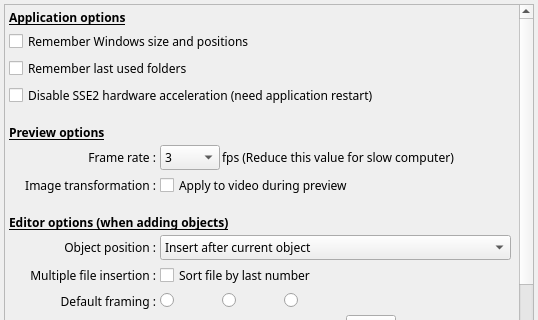
The window that DlgApplicationSettings.ui (boenki/ffdiaporama) describes before a commit, drawn with Qt 5; both pictures show x 0 to 538 and y 0 to 320 of the 538 by 500 pixel window.
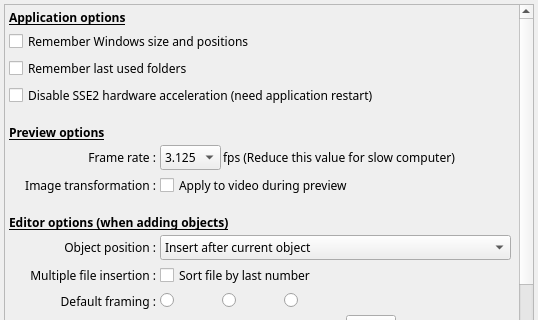
The same window after the commit. Icons and pictures are not drawn.

Patch:
```diff
--- a/DlgApplicationSettings.ui
+++ b/DlgApplicationSettings.ui
@@ -56,7 +56,7 @@
       <property name="geometry">
        <rect>
         <x>0</x>
-        <y>-65</y>
+        <y>0</y>
         <width>512</width>
         <height>733</height>
        </rect>
@@ -921,7 +921,7 @@
           <widget class="QComboBox" name="PreviewFrameRateCB">
            <item>
             <property name="text">
-             <string notr="true">3</string>
+             <string notr="true">3.125</string>
             </property>
            </item>
            <item>
```
Left out of the diff: 4 changed lines with no effect on the pictures.
